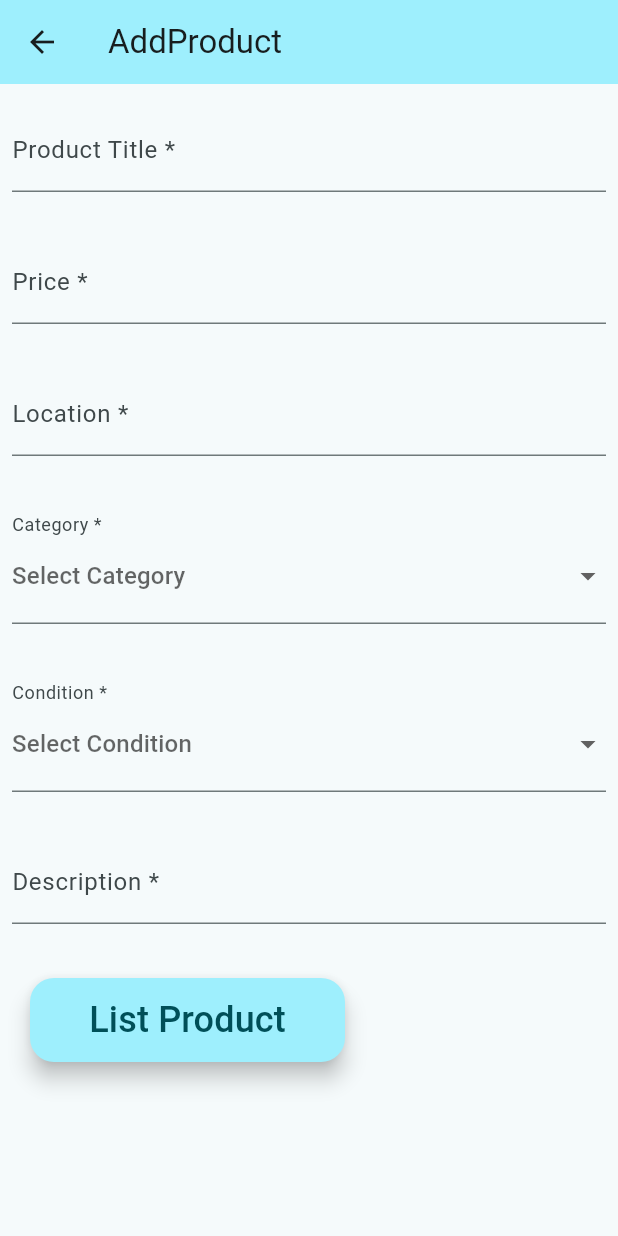
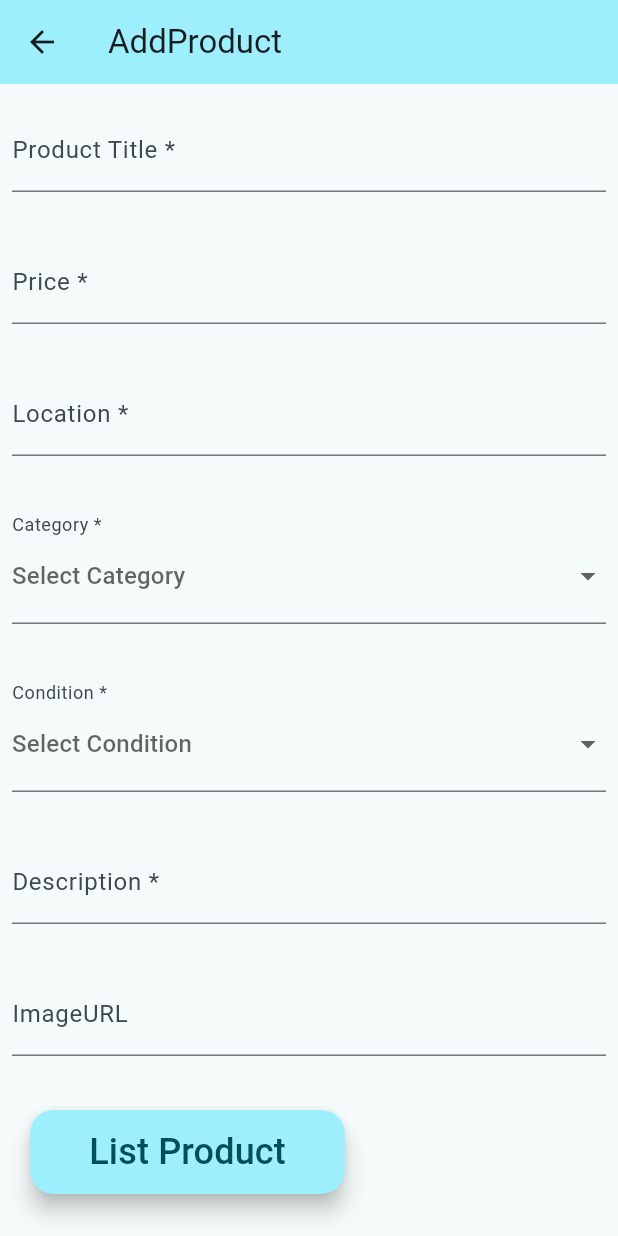
Before and after one commit to cachille061/large-project, a Flutter app: the AddEditProductPage screen opened directly, on a phone screen of 412 x 824 dp. Run offline on Flutter 3.47's test engine with Material 3 defaults, Android fonts, the phone set to English and light mode, and no system bars; our stand-ins replace flutter_dotenv, flutter_secure_storage, webview_flutter; accounts and stored records are empty; network calls fail.

Commit message:
final changes, we're done

```diff
--- a/flutter_app/lib/add_product_page.dart
+++ b/flutter_app/lib/add_product_page.dart
@@ -59,6 +59,7 @@ class AddEditProductPageState extends State<AddEditProductPage> {
       location.text = product["location"];
       description.text = product["description"];
       productTitle.text = product["title"];
+      imageURL.text = product["imageUrl"].text;
       selectedCondition = VALID_TO_DISPLAY_CONDITION[product["condition"]];
       selectedCategory = product["category"];
     } catch (error) {
@@ -103,6 +104,7 @@ class AddEditProductPageState extends State<AddEditProductPage> {
       location: location.text,
       edit: widget.edit,
       id: widget.id,
+      imageUrl: imageURL.text,
     );
     debugPrint(result.$2);
     if (result.$1 == true) Navigator.pop(context);
@@ -234,6 +236,19 @@ class AddEditProductPageState extends State<AddEditProductPage> {
                     controller: description,
                   ),
                 ),
+                Padding(
+                  padding: const EdgeInsets.symmetric(
+                    horizontal: 8,
+                    vertical: 16,
+                  ),
+                  child: TextFormField(
+                    decoration: const InputDecoration(
+                      border: UnderlineInputBorder(),
+                      labelText: 'ImageURL',
+                    ),
+                    controller: imageURL,
+                  ),
+                ),
                 SizedBox(
                   width: 250,
                   child: Padding(
--- a/flutter_app/lib/listings.dart
+++ b/flutter_app/lib/listings.dart
@@ -249,7 +249,8 @@ class _MyListingsPageState extends State<MyListingsPage> with RouteAware {
       itemBuilder: (context, i) {
         final product = myProducts[i];
         final bool detailsOnly =
-            (myPage && product["status"] == "sold" ||
+            (!myPage ||
+            product["status"] == "sold" ||
             product["status"] == "pending");
         return Card(
           child: Padding(
--- a/flutter_app/lib/login_page.dart
+++ b/flutter_app/lib/login_page.dart
@@ -112,14 +112,12 @@ class LoginPageState extends State<LoginPage> {
           if (resettingPassword)
             SizedBox(
               width: 250,
+              height: 150,
               child: Padding(
                 padding: EdgeInsetsGeometry.all(20),
                 child: FloatingActionButton(
                   onPressed: () => _resetPassword(emailControl.text),
-                  child: const Text(
-                    "Send Instructions",
-                    style: TextStyle(fontSize: 24),
-                  ),
+                  child: const Text("Send Instructions"),
                 ),
               ),
             ),
```
Also changed, not shown: flutter_app/lib/main.dart (+20 -12 lines).
